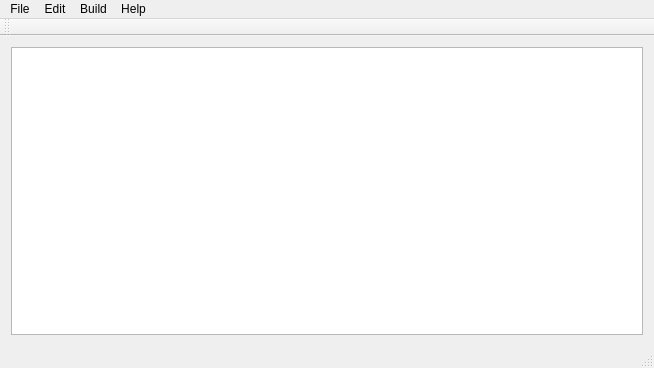
Above: Interface/mainwindow.ui from rwadud/SCAPES before the change. Below: the same form after it.
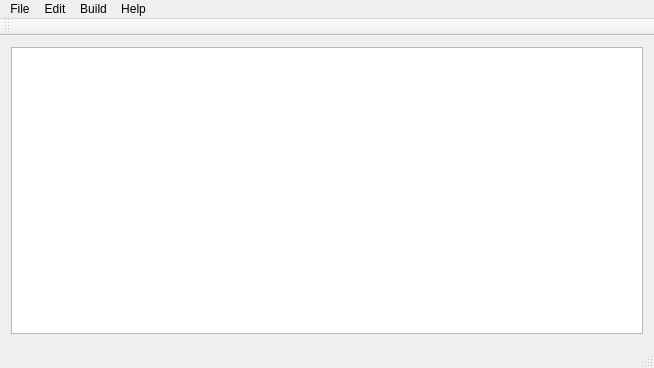
That is the form after the change.

Patch:
```diff
--- a/Interface/mainwindow.ui
+++ b/Interface/mainwindow.ui
@@ -89,7 +89,19 @@
     <bool>false</bool>
    </attribute>
   </widget>
-  <widget class="QStatusBar" name="statusBar"/>
+  <widget class="QStatusBar" name="statusBar">
+   <property name="font">
+    <font>
+     <family>Noto Sans Bengali UI</family>
+     <pointsize>11</pointsize>
+     <weight>75</weight>
+     <bold>true</bold>
+    </font>
+   </property>
+   <property name="focusPolicy">
+    <enum>Qt::StrongFocus</enum>
+   </property>
+  </widget>
   <action name="actionNew">
    <property name="text">
     <string>New</string>
```
